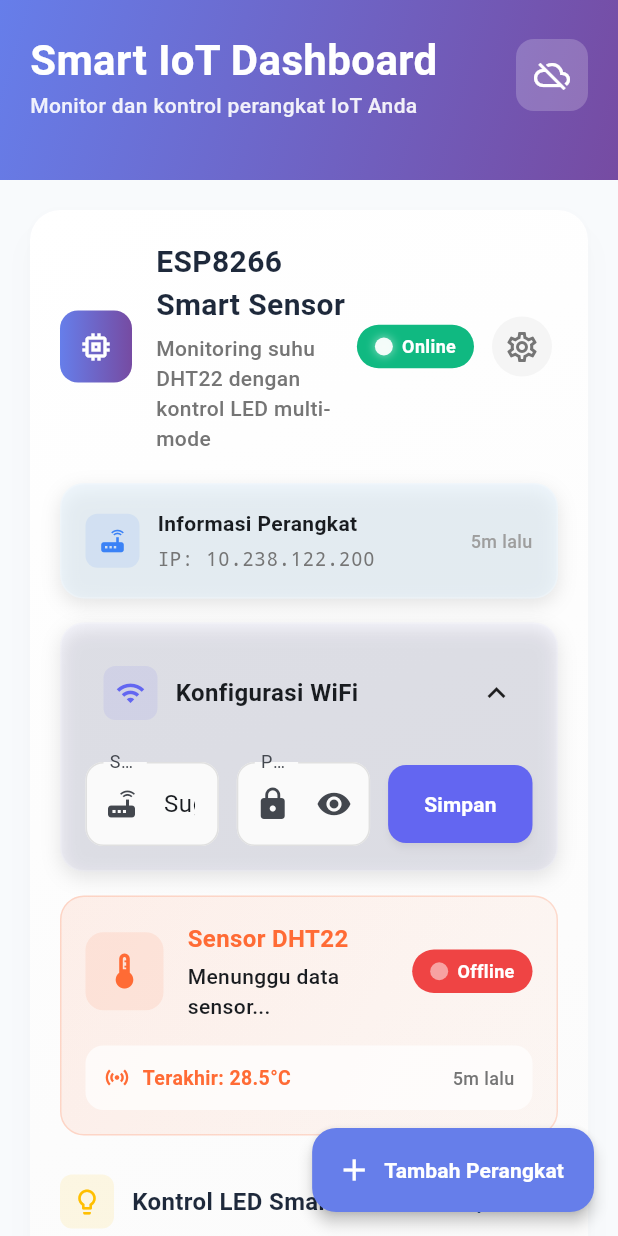
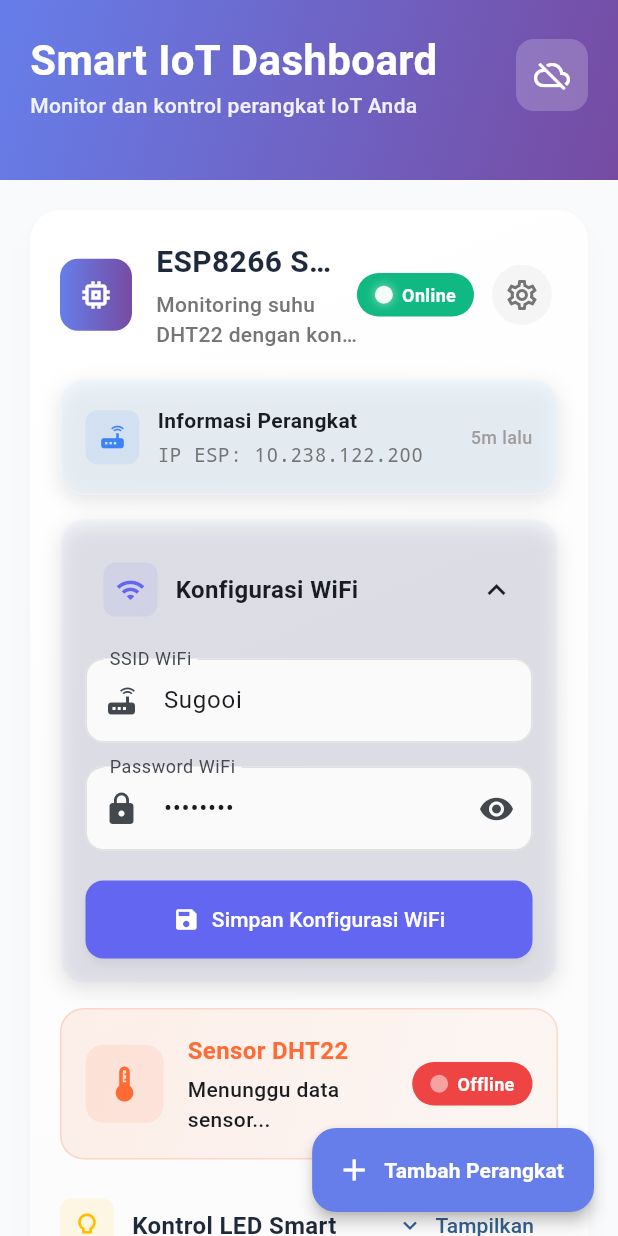
Before and after one commit to Hyperionzs/IoT-Management--LED---DHT22-, a Flutter app: the screen it shows after launch, after a tap on "Konfigurasi WiFi", on a phone screen of 412 x 824 dp. Run offline on Flutter 3.47's test engine with Material 3 defaults, Android fonts, the phone set to English and light mode, and no system bars; missing offline and left inert: mqtt_client.

Commit message:
Enhance UI elements in IoT Dashboard for better readability and usability
- Added maxLines and overflow properties to various text widgets to ensure text truncation and improve layout consistency.

- Updated WiFi configuration fields with clearer labels and hints for user guidance.

- Refined button labels and dialog messages for better clarity and user experience.

- Improved overall text handling across multiple components to enhance visual presentation.

```diff
--- a/lib/main.dart
+++ b/lib/main.dart
@@ -99,6 +99,8 @@ class AnimatedCounter extends StatelessWidget {
               fontWeight: FontWeight.bold,
               color: color,
             ),
+            maxLines: 1,
+            overflow: TextOverflow.ellipsis,
           ),
           Text(
             label,
@@ -107,6 +109,8 @@ class AnimatedCounter extends StatelessWidget {
               color: Colors.grey[600],
               fontWeight: FontWeight.w500,
             ),
+            maxLines: 1,
+            overflow: TextOverflow.ellipsis,
           ),
         ],
       ),
@@ -300,6 +304,8 @@ class _WifiConfigSectionState extends State<_WifiConfigSection> with TickerProvi
                         fontWeight: FontWeight.w600,
                         fontSize: 16,
                       ),
+                      maxLines: 1,
+                      overflow: TextOverflow.ellipsis,
                     ),
                   ),
                   AnimatedRotation(
@@ -325,26 +331,23 @@ class _WifiConfigSectionState extends State<_WifiConfigSection> with TickerProvi
       padding: const EdgeInsets.only(top: 16),
       child: Column(
         children: [
-          Row(
-            children: [
-              Expanded(
-                flex: 2,
-                child: TextFormField(
+          // SSID Field - Full Width
+          TextFormField(
             controller: _ssidCtrl,
             decoration: const InputDecoration(
               labelText: 'SSID WiFi',
               prefixIcon: Icon(Icons.router),
-                  ),
-                ),
-              ),
-              const SizedBox(width: 12),
-              Expanded(
-                flex: 2,
-                child: TextFormField(
+              hintText: 'Masukkan nama jaringan WiFi',
+            ),
+          ),
+          const SizedBox(height: 16),
+          // Password Field - Full Width
+          TextFormField(
             controller: _passCtrl,
             decoration: InputDecoration(
-                    labelText: 'Password',
+              labelText: 'Password WiFi',
               prefixIcon: const Icon(Icons.lock),
+              hintText: 'Masukkan password WiFi',
               suffixIcon: IconButton(
                 icon: Icon(_obscure ? Icons.visibility : Icons.visibility_off),
                 onPressed: () => setState(() => _obscure = !_obscure),
@@ -352,21 +355,31 @@ class _WifiConfigSectionState extends State<_WifiConfigSection> with TickerProvi
             ),
             obscureText: _obscure,
           ),
-              ),
-              const SizedBox(width: 12),
-              ElevatedButton(
+          const SizedBox(height: 20),
+          // Save Button - Full Width
+          SizedBox(
+            width: double.infinity,
+            child: ElevatedButton.icon(
               onPressed: () {
                 HapticFeedback.mediumImpact();
                 widget.onSetWifi(widget.project, _ssidCtrl.text.trim(), _passCtrl.text);
               },
+              icon: const Icon(Icons.save),
+              label: const Text(
+                'Simpan Konfigurasi WiFi',
+                maxLines: 1,
+                overflow: TextOverflow.ellipsis,
+              ),
               style: ElevatedButton.styleFrom(
                 backgroundColor: const Color(0xFF6366F1),
                 foregroundColor: Colors.white,
-                  padding: const EdgeInsets.symmetric(horizontal: 24, vertical: 16),
-                ),
-                child: const Text('Simpan', style: TextStyle(fontWeight: FontWeight.w600)),
-              ),
-            ],
+                padding: const EdgeInsets.symmetric(vertical: 16),
+                shape: RoundedRectangleBorder(
+                  borderRadius: BorderRadius.circular(12),
+                ),
+                elevation: 2,
+              ),
+            ),
           ),
         ],
       ),
@@ -428,6 +441,8 @@ class _TemperatureDisplay extends StatelessWidget {
                           fontWeight: FontWeight.w600,
                           color: Color(0xFFFF6B35),
                         ),
+                        maxLines: 1,
+                        overflow: TextOverflow.ellipsis,
                       ),
                       const SizedBox(height: 4),
                       Text(
@@ -463,6 +478,8 @@ class _TemperatureDisplay extends StatelessWidget {
                           fontSize: 12,
                           fontWeight: FontWeight.w600,
                         ),
+                        maxLines: 1,
+                        overflow: TextOverflow.ellipsis,
                       ),
                     ],
                   ),
@@ -489,6 +506,8 @@ class _TemperatureDisplay extends StatelessWidget {
                       fontWeight: FontWeight.w600,
                       color: Color(0xFFFF6B35),
                     ),
+                    maxLines: 1,
+                    overflow: TextOverflow.ellipsis,
                   ),
                   const Spacer(),
                   Text(
@@ -498,6 +517,8 @@ class _TemperatureDisplay extends StatelessWidget {
                       color: Colors.grey[600],
                       fontWeight: FontWeight.w500,
                     ),
+                    maxLines: 1,
+                    overflow: TextOverflow.ellipsis,
                   ),
                 ],
               ),
@@ -673,7 +694,7 @@ class _DashboardScreenState extends State<DashboardScreen> with TickerProviderSt
           yellowLedStatus: false,
           greenLedStatus: false,
           whiteLedStatus: false,
-          lastTemperature: 28.5,
+          lastTemperature: null,
           lastLedMode: 'OFF',
           lastUpdate: DateTime.now().subtract(const Duration(minutes: 5)),
           isOnline: true,
@@ -777,7 +798,6 @@ class _DashboardScreenState extends State<DashboardScreen> with TickerProviderSt
                   : double.tryParse('${jsonData['temperature']}');
               final String ledStatus = '${jsonData['ledStatus'] ?? 'N/A'}';
               final String mode = '${jsonData['mode'] ?? 'N/A'}';
-              final String time = '${jsonData['timestamp'] ?? 'N/A'}';
 
               displayText = 'Suhu: ${temperature?.toStringAsFixed(1) ?? 'N/A'}°C | LED: $ledStatus | Mode: $mode';
 
@@ -887,7 +907,13 @@ class _DashboardScreenState extends State<DashboardScreen> with TickerProviderSt
               color: Colors.white,
             ),
             const SizedBox(width: 8),
-            Expanded(child: Text(message)),
+            Expanded(
+              child: Text(
+                message,
+                maxLines: 2,
+                overflow: TextOverflow.ellipsis,
+              ),
+            ),
           ],
         ),
         backgroundColor: isError ? const Color(0xFFEF4444) : const Color(0xFF10B981),
@@ -1023,6 +1049,8 @@ class _DashboardScreenState extends State<DashboardScreen> with TickerProviderSt
                                       fontWeight: FontWeight.bold,
                                       color: Colors.white,
                                     ),
+                                    maxLines: 1,
+                                    overflow: TextOverflow.ellipsis,
                                   ),
                                 ),
                                 SlideTransition(
@@ -1037,6 +1065,8 @@ class _DashboardScreenState extends State<DashboardScreen> with TickerProviderSt
                                       color: Colors.white.withOpacity(0.9),
                                       fontWeight: FontWeight.w500,
                                     ),
+                                    maxLines: 1,
+                                    overflow: TextOverflow.ellipsis,
                                   ),
                                 ),
                               ],
@@ -1118,6 +1148,8 @@ class _DashboardScreenState extends State<DashboardScreen> with TickerProviderSt
                               fontWeight: FontWeight.w600,
                               color: Colors.grey[600],
                             ),
+                            maxLines: 1,
+                            overflow: TextOverflow.ellipsis,
                           ),
                           const SizedBox(height: 8),
                           Text(
@@ -1125,6 +1157,9 @@ class _DashboardScreenState extends State<DashboardScreen> with TickerProviderSt
                             style: TextStyle(
                               color: Colors.grey[500],
                             ),
+                            maxLines: 2,
+                            overflow: TextOverflow.ellipsis,
+                            textAlign: TextAlign.center,
                           ),
                         ],
                       ),
@@ -1173,6 +1208,8 @@ class _DashboardScreenState extends State<DashboardScreen> with TickerProviderSt
               color: Colors.white,
               fontWeight: FontWeight.w600,
             ),
+            maxLines: 1,
+            overflow: TextOverflow.ellipsis,
           ),
         ),
       ),
@@ -1379,6 +1416,8 @@ class _EnhancedProjectCardState extends State<EnhancedProjectCard> with TickerPr
                   fontWeight: FontWeight.bold,
                   color: Color(0xFF1E293B),
                 ),
+                maxLines: 1,
+                overflow: TextOverflow.ellipsis,
               ),
               const SizedBox(height: 4),
               Text(
@@ -1388,6 +1427,8 @@ class _EnhancedProjectCardState extends State<EnhancedProjectCard> with TickerPr
                   fontSize: 14,
                   fontWeight: FontWeight.w500,
                 ),
+                maxLines: 2,
+                overflow: TextOverflow.ellipsis,
               ),
             ],
           ),
@@ -1415,6 +1456,8 @@ class _EnhancedProjectCardState extends State<EnhancedProjectCard> with TickerPr
                       fontSize: 12,
                       fontWeight: FontWeight.w600,
                     ),
+                    maxLines: 1,
+                    overflow: TextOverflow.ellipsis,
                   ),
                 ],
               ),
@@ -1455,15 +1498,19 @@ class _EnhancedProjectCardState extends State<EnhancedProjectCard> with TickerPr
                 const Text(
                   'Informasi Perangkat',
                   style: TextStyle(fontWeight: FontWeight.w600, fontSize: 14),
+                  maxLines: 1,
+                  overflow: TextOverflow.ellipsis,
                 ),
                 const SizedBox(height: 4),
                 Text(
-                  'IP: ${widget.project.deviceIP}',
+                  'IP ESP: ${widget.project.deviceIP}',
                   style: TextStyle(
                     color: Colors.grey[600],
                     fontSize: 13,
                     fontFamily: 'monospace',
                   ),
+                  maxLines: 1,
+                  overflow: TextOverflow.ellipsis,
                 ),
               ],
             ),
@@ -1475,6 +1522,8 @@ class _EnhancedProjectCardState extends State<EnhancedProjectCard> with TickerPr
               fontSize: 12,
               fontWeight: FontWeight.w500,
             ),
+            maxLines: 1,
+            overflow: TextOverflow.ellipsis,
           ),
         ],
       ),
@@ -1501,6 +1550,8 @@ class _EnhancedProjectCardState extends State<EnhancedProjectCard> with TickerPr
               fontSize: 16,
               color: Color(0xFF1E293B),
             ),
+            maxLines: 1,
+            overflow: TextOverflow.ellipsis,
           ),
         ),
         TextButton.icon(
@@ -1519,7 +1570,11 @@ class _EnhancedProjectCardState extends State<EnhancedProjectCard> with TickerPr
             duration: const Duration(milliseconds: 300),
             child: const Icon(Icons.keyboard_arrow_down),
           ),
-          label: Text(_isExpanded ? 'Sembunyikan' : 'Tampilkan'),
+          label: Text(
+            _isExpanded ? 'Sembunyikan' : 'Tampilkan',
+            maxLines: 1,
+            overflow: TextOverflow.ellipsis,
+          ),
         ),
       ],
     );
@@ -1604,6 +1659,8 @@ class _EnhancedProjectCardState extends State<EnhancedProjectCard> with TickerPr
             fontSize: 14,
             color: Colors.grey[700],
           ),
+          maxLines: 1,
+          overflow: TextOverflow.ellipsis,
         ),
       ],
     );
@@ -1656,6 +1713,8 @@ class _EnhancedProjectCardState extends State<EnhancedProjectCard> with TickerPr
                     fontWeight: FontWeight.w600,
                     fontSize: 13,
                   ),
+                  maxLines: 1,
+                  overflow: TextOverflow.ellipsis,
                 ),
               ],
             ),
@@ -1671,7 +1730,11 @@ class _EnhancedProjectCardState extends State<EnhancedProjectCard> with TickerPr
       child: ElevatedButton.icon(
         onPressed: () => widget.onConfigUpdate(widget.project),
         icon: const Icon(Icons.upload_outlined),
-        label: const Text('Update Konfigurasi Perangkat'),
+        label: const Text(
+          'Update Konfigurasi Perangkat',
+          maxLines: 1,
+          overflow: TextOverflow.ellipsis,
+        ),
         style: ElevatedButton.styleFrom(
           backgroundColor: const Color(0xFF667EEA),
           foregroundColor: Colors.white,
@@ -1767,12 +1830,16 @@ class _EnhancedProjectDialogState extends State<EnhancedProjectDialog> {
                 children: [
                   const Icon(Icons.settings, color: Colors.white, size: 24),
                   const SizedBox(width: 12),
-                  Text(
+                  Expanded(
+                    child: Text(
                       widget.project == null ? 'Tambah Perangkat Baru' : 'Edit Perangkat',
                       style: const TextStyle(
                         fontSize: 20,
                         fontWeight: FontWeight.bold,
                         color: Colors.white,
+                      ),
+                      maxLines: 1,
+                      overflow: TextOverflow.ellipsis,
                     ),
                   ),
                   const Spacer(),
@@ -1808,7 +1875,7 @@ class _EnhancedProjectDialogState extends State<EnhancedProjectDialog> {
                       const SizedBox(height: 16),
                       _buildFormField(
                         controller: _deviceIPController,
-                        label: 'IP Address / Host',
+                        label: 'IP Address / Host (ESP)',
                         icon: Icons.router,
                         hint: 'contoh: 192.168.1.100 atau domain.com',
                         validator: (value) => value?.isEmpty == true ? 'IP/Host wajib diisi' : null,
@@ -1837,7 +1904,7 @@ class _EnhancedProjectDialogState extends State<EnhancedProjectDialog> {
                       const SizedBox(height: 16),
                       _buildFormField(
                         controller: _serverUrlController,
-                        label: 'Server URL (Optional)',
+                        label: 'Server URL (Pengiriman Data)',
                         icon: Icons.link,
                         hint: 'contoh: http://server.com/api/data',
                       ),
@@ -1862,6 +1929,8 @@ class _EnhancedProjectDialogState extends State<EnhancedProjectDialog> {
                       child: const Text(
                         'Batal',
                         style: TextStyle(fontWeight: FontWeight.w600),
+                        maxLines: 1,
+                        overflow: TextOverflow.ellipsis,
                       ),
                     ),
                   ),
@@ -1880,6 +1949,8 @@ class _EnhancedProjectDialogState extends State<EnhancedProjectDialog> {
                       child: const Text(
                         'Simpan Perangkat',
                         style: TextStyle(fontWeight: FontWeight.w600),
+                        maxLines: 1,
+                        overflow: TextOverflow.ellipsis,
                       ),
                     ),
                   ),
@@ -1959,7 +2030,11 @@ class _EnhancedProjectDialogState extends State<EnhancedProjectDialog> {
             children: [
               const Icon(Icons.check_circle_outline, color: Colors.white),
               const SizedBox(width: 8),
-              Text(widget.project == null ? 'Perangkat berhasil ditambahkan' : 'Perangkat berhasil diperbarui'),
+              Text(
+                widget.project == null ? 'Perangkat berhasil ditambahkan' : 'Perangkat berhasil diperbarui',
+                maxLines: 1,
+                overflow: TextOverflow.ellipsis,
+              ),
             ],
           ),
           backgroundColor: const Color(0xFF10B981),
```
Lines whose indentation alone changed are shown as unchanged.
